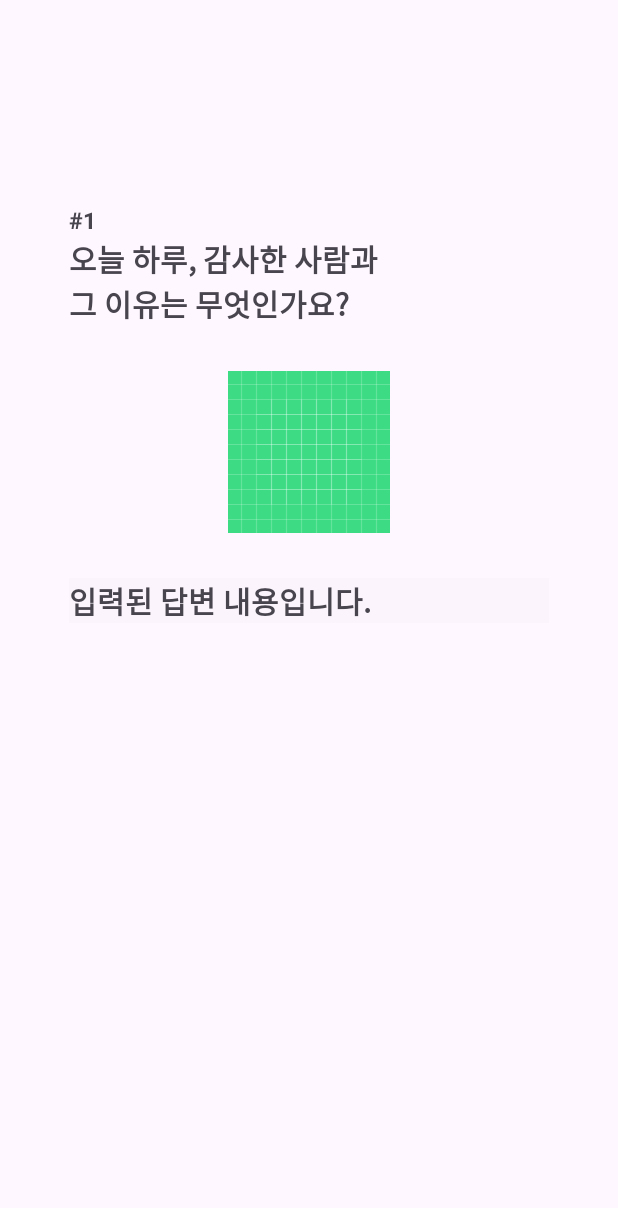
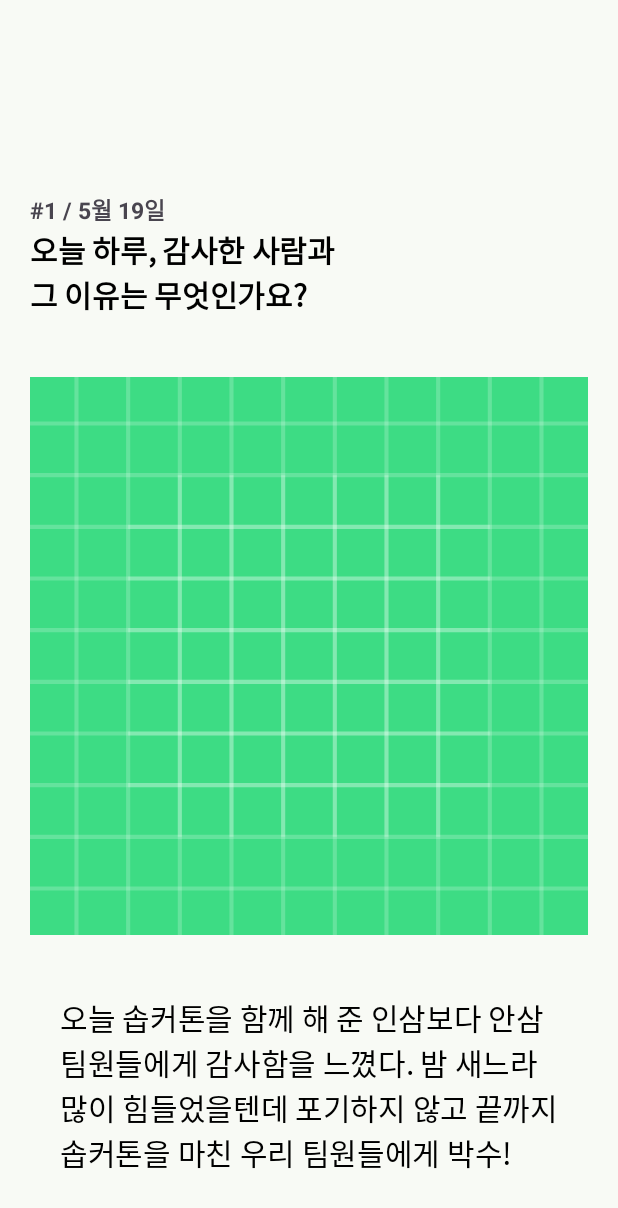
Before and after one commit to 34th-SOPKATHON-ANDROID-TEAM3/Android, an Android app: the layout activity_detail.xml on its own in the app's theme, with its tools: preview values and no code run, on a phone screen of 412 x 824 dp. Shown: the top 1208 px of the screen. Run offline under Robolectric (Android 15) with nearby library versions, the phone set to English and light mode, and no system bars.

Commit message:
[feat] detail UI 디테일 구현

```diff
--- a/app/src/main/res/layout/activity_detail.xml
+++ b/app/src/main/res/layout/activity_detail.xml
@@ -1,51 +1,65 @@
 <?xml version="1.0" encoding="utf-8"?>
-<LinearLayout xmlns:android="http://schemas.android.com/apk/res/android"
+<androidx.constraintlayout.widget.ConstraintLayout xmlns:android="http://schemas.android.com/apk/res/android"
+    xmlns:app="http://schemas.android.com/apk/res-auto"
     xmlns:tools="http://schemas.android.com/tools"
     android:layout_width="match_parent"
     android:layout_height="match_parent"
-    android:orientation="vertical"
-    android:padding="16dp"
+    android:background="@color/neutral98"
     tools:context=".presentation.detail.DetailActivity">
 
     <TextView
         android:id="@+id/textViewNumber"
-        android:layout_width="match_parent"
+        android:layout_width="0dp"
         android:layout_height="wrap_content"
-        android:layout_marginStart="30dp"
-        android:layout_marginTop="120dp"
-        android:layout_marginEnd="30dp"
-        android:text="#1"
+        android:layout_marginStart="20sp"
+        android:layout_marginTop="128sp"
+        android:layout_marginEnd="20sp"
+        android:text="#1 / 5월 19일"
         android:textSize="15dp"
-        android:textStyle="bold" />
+        android:textStyle="bold"
+        app:layout_constraintEnd_toEndOf="parent"
+        app:layout_constraintStart_toStartOf="parent"
+        app:layout_constraintTop_toTopOf="parent" />
 
     <TextView
         android:id="@+id/textViewQuestion"
-        android:layout_width="match_parent"
+        android:layout_width="0dp"
         android:layout_height="wrap_content"
-        android:layout_marginStart="30dp"
-        android:layout_marginEnd="30dp"
-        android:layout_marginBottom="30dp"
+        android:layout_marginStart="20sp"
+        android:layout_marginEnd="20sp"
         android:textSize="20dp"
         android:textStyle="bold"
+        app:layout_constraintEnd_toEndOf="parent"
+        app:layout_constraintStart_toStartOf="parent"
+        android:textAppearance="@style/Typography.Sopkathon.Android3.Headline2"
+        app:layout_constraintTop_toBottomOf="@+id/textViewNumber"
         tools:text="오늘 하루, 감사한 사람과 \n그 이유는 무엇인가요?" />
 
     <ImageView
         android:id="@+id/imgRock"
-        android:layout_width="wrap_content"
-        android:layout_height="wrap_content"
-        android:layout_gravity="center"
+        android:layout_width="0dp"
+        android:layout_height="0dp"
+        android:layout_marginTop="40sp"
+        app:layout_constraintEnd_toEndOf="parent"
+        app:layout_constraintDimensionRatio="1"
+        android:layout_marginHorizontal="20dp"
+        app:layout_constraintStart_toStartOf="parent"
+        app:layout_constraintTop_toBottomOf="@+id/textViewQuestion"
         tools:src="@drawable/ic_launcher_background" />
 
-    <TextView xmlns:android="http://schemas.android.com/apk/res/android"
+    <TextView
         android:id="@+id/textViewAnswer"
-        android:layout_width="match_parent"
+        android:layout_width="0dp"
         android:layout_height="wrap_content"
-        android:layout_marginStart="30dp"
-        android:layout_marginTop="30dp"
-        android:layout_marginEnd="30dp"
-        android:background="@color/cardview_shadow_end_color"
-        tools:text="입력된 답변 내용입니다."
-        android:textSize="20sp"
-        android:textStyle="bold" />
+        android:layout_marginTop="40sp"
+        android:layout_marginStart="40sp"
+        android:layout_marginEnd="40sp"
+        android:textSize="20dp"
+        android:textAppearance="@style/Typography.Sopkathon.Android3.Body2"
+        app:layout_constraintEnd_toEndOf="parent"
+        app:layout_constraintHorizontal_bias="0.5"
+        app:layout_constraintStart_toStartOf="parent"
+        app:layout_constraintTop_toBottomOf="@+id/imgRock"
+        tools:text="오늘 솝커톤을 함께 해 준 인삼보다 안삼 팀원들에게 감사함을 느꼈다. 밤 새느라 많이 힘들었을텐데 포기하지 않고 끝까지 솝커톤을 마친 우리 팀원들에게 박수!" />
 
-</LinearLayout>
+</androidx.constraintlayout.widget.ConstraintLayout>
```
